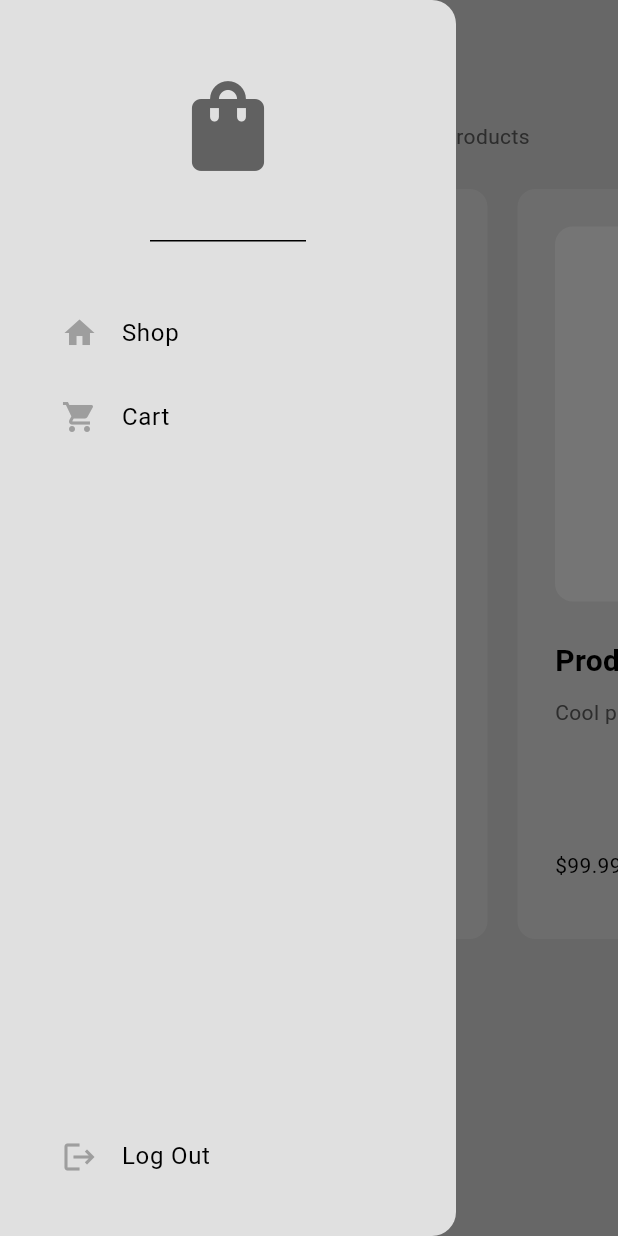
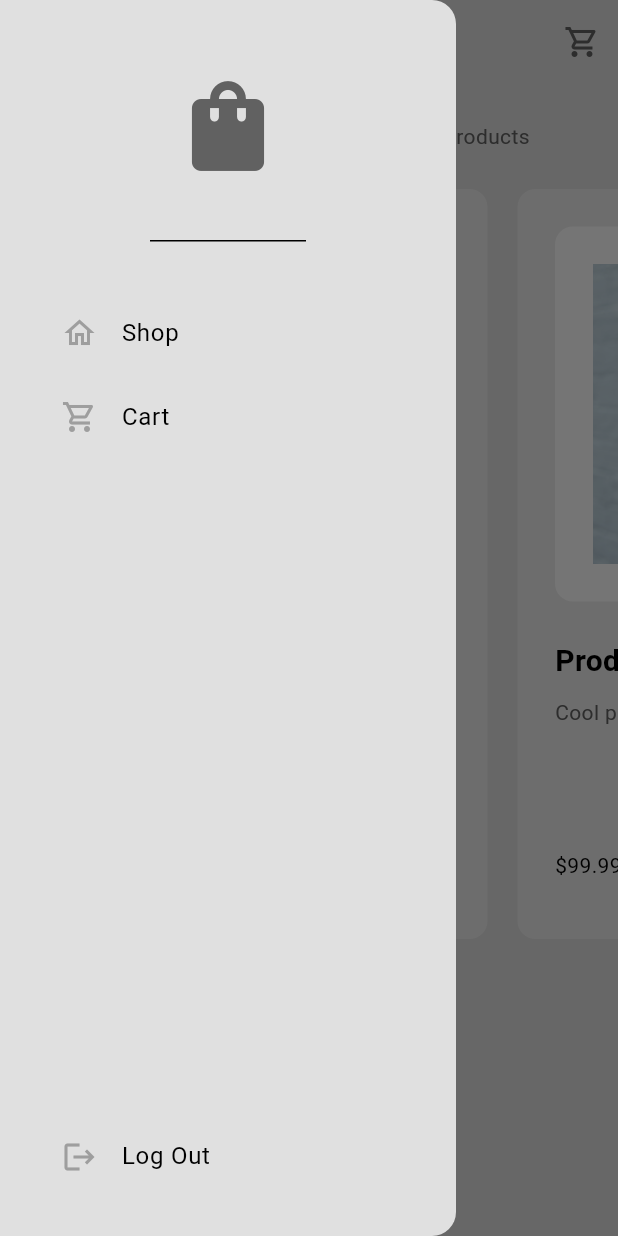
Before and after one commit to alexmortelsison/ECommerce-App, a Flutter app: the ShopPage screen opened by its route, with the side drawer open, on a phone screen of 412 x 824 dp. Run offline on Flutter 3.47's test engine with Material 3 defaults, Android fonts, the phone set to English and light mode, and no system bars.

Commit message:
updated UI

```diff
--- a/lib/components/my_drawer.dart
+++ b/lib/components/my_drawer.dart
@@ -23,12 +23,12 @@ class MyDrawer extends StatelessWidget {
               const SizedBox(height: 25),
               MyListTile(
                 text: 'Shop',
-                icon: Icons.home,
+                icon: Icons.home_outlined,
                 onTap: () => Navigator.pop(context),
               ),
               MyListTile(
                 text: 'Cart',
-                icon: Icons.shopping_cart,
+                icon: Icons.shopping_cart_outlined,
                 onTap: () {
                   Navigator.pop(context);
                   Navigator.pushNamed(context, '/cart_page');
--- a/lib/components/my_product_tile.dart
+++ b/lib/components/my_product_tile.dart
@@ -59,7 +59,7 @@ class MyProductTile extends StatelessWidget {
                     color: Theme.of(context).colorScheme.secondary,
                     borderRadius: BorderRadius.circular(12),
                   ),
-                  child: const Icon(Icons.favorite),
+                  child: Image.asset(product.imagePath),
                 ),
               ),
               const SizedBox(height: 25),
--- a/lib/models/product.dart
+++ b/lib/models/product.dart
@@ -1,13 +1,13 @@
 class Product {
   final String name;
   final double price;
-  // final String imagePath;
+  final String imagePath;
   final String description;
 
   Product({
     required this.name,
     required this.price,
-    // required this.imagePath,
+    required this.imagePath,
     required this.description,
   });
 }
--- a/lib/models/shop.dart
+++ b/lib/models/shop.dart
@@ -7,25 +7,25 @@ class Shop extends ChangeNotifier {
     Product(
       name: 'Product 1',
       price: 99.99,
-      // imagePath: imagePath,
+      imagePath: 'images/1.png',
       description: 'Cool product',
     ),
     Product(
       name: 'Product 2',
       price: 99.99,
-      // imagePath: imagePath,
+      imagePath: 'images/2.png',
       description: 'Cool product',
     ),
     Product(
       name: 'Product 3',
       price: 99.99,
-      // imagePath: imagePath,
+      imagePath: 'images/3.png',
       description: 'Cool product',
     ),
     Product(
       name: 'Product 4',
       price: 99.99,
-      // imagePath: imagePath,
+      imagePath: 'images/4.png',
       description: 'Cool product',
     ),
   ];
--- a/lib/pages/shop_page.dart
+++ b/lib/pages/shop_page.dart
@@ -18,6 +18,11 @@ class ShopPage extends StatelessWidget {
         backgroundColor: Colors.transparent,
         foregroundColor: Theme.of(context).colorScheme.inversePrimary,
         title: const Text('Shop Page'),
+        actions: [
+          IconButton(
+              onPressed: () => Navigator.pushNamed(context, '/cart_page'),
+              icon: const Icon(Icons.shopping_cart_outlined))
+        ],
       ),
       drawer: const MyDrawer(),
       backgroundColor: Theme.of(context).colorScheme.surface,
```
Also changed, not shown: lib/pages/cart_page.dart (+23 -1 lines), pubspec.yaml (+4 -7 lines), images/1.png (added), images/2.png (added), images/3.png (added), images/4.png (added).
